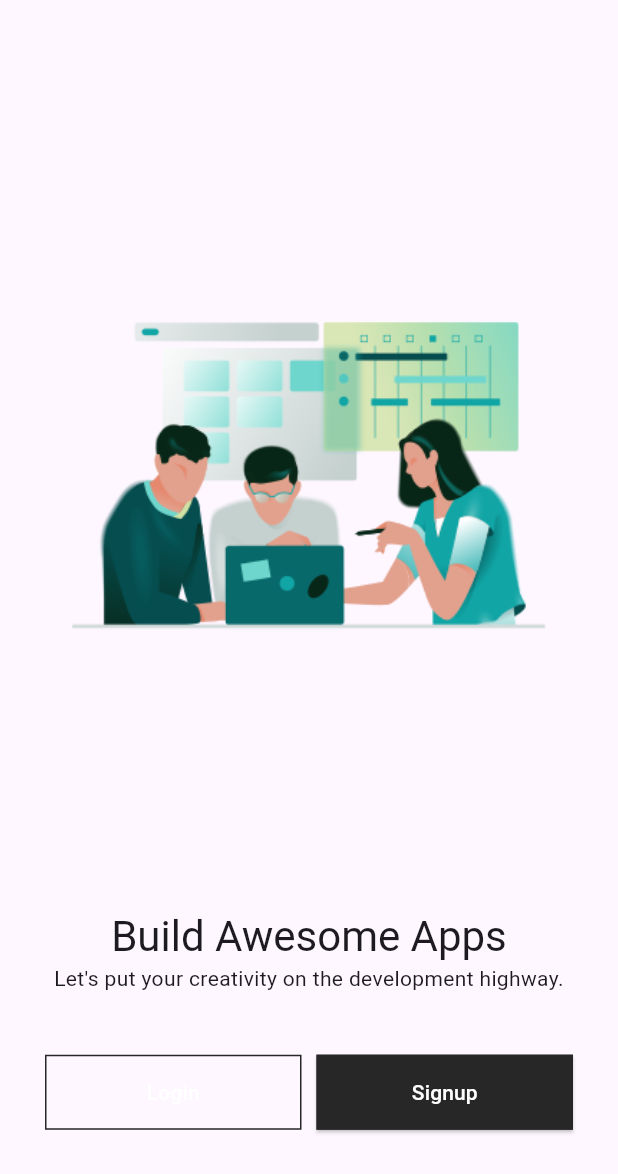
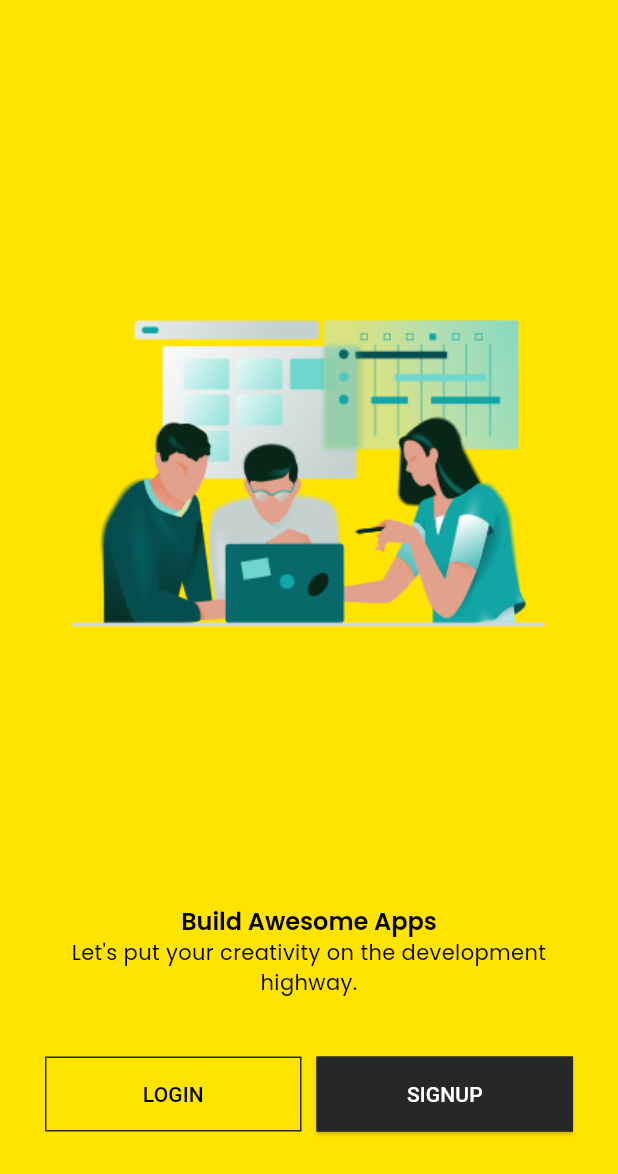
Before and after one commit to ThePayRoll-developer/the-payroll-app, a Flutter app: the screen it shows after launch, on a phone screen of 412 x 824 dp. Shown: the top 1174 px of the screen. Run offline on Flutter 3.47's test engine with Material 3 defaults, Android fonts, the phone set to English and light mode, and no system bars; our stand-ins replace firebase_core, get, google_fonts; accounts and stored records are empty.

```diff
--- a/PayrollProject/payroll_app/lib/src/constants/image_strings.dart
+++ b/PayrollProject/payroll_app/lib/src/constants/image_strings.dart
@@ -7,3 +7,6 @@ const String tSplashImage = "assets/images/splash_images/splash-screen-image.png
 // -- Welcome Screen Images
 // -- also used in Login & SignUp
 const String tWelcomeScreenImage = "assets/images/welcome_images/welcome-screen-image.png";
+
+// -- Login & SignUp Images
+const String tGoogleLogoImage = "assets/images/logo/google-logo.png";
--- a/PayrollProject/payroll_app/lib/src/constants/sizes.dart
+++ b/PayrollProject/payroll_app/lib/src/constants/sizes.dart
@@ -7,3 +7,8 @@ const tDefaultSize = 30.0;
 const tSplashContainerSize = 30.0;
 const tButtonHeight = 15.0;
 const tFormHeight = 30.0;
+
+
+// Dashboard
+const tDashboardPadding = 20.0;
+const tDashboardCardPadding = 10.0;
--- a/PayrollProject/payroll_app/lib/src/features/authentication/screens/welcome/welcome_screen.dart
+++ b/PayrollProject/payroll_app/lib/src/features/authentication/screens/welcome/welcome_screen.dart
@@ -1,18 +1,26 @@
 import 'package:flutter/cupertino.dart';
 import 'package:flutter/material.dart';
 import 'package:flutter/widgets.dart';
+import 'package:get/get.dart';
 import 'package:payroll_app/src/constants/colors.dart';
 import 'package:payroll_app/src/constants/image_strings.dart';
 import 'package:payroll_app/src/constants/sizes.dart';
 import 'package:payroll_app/src/constants/text_strings.dart';
+import 'package:payroll_app/src/features/authentication/screens/login/login_screen.dart';
+import 'package:payroll_app/src/features/authentication/screens/signup/signup_screen.dart';
 
 class WelcomeScreen extends StatelessWidget {
   const WelcomeScreen({super.key});
 
   @override
   Widget build(BuildContext context) {
-    var height = MediaQuery.of(context).size.height;
+    var mediaQuery =MediaQuery.of(context);
+    var height = mediaQuery.size.height;
+    var brightness = mediaQuery.platformBrightness;
+    final isDarkMode = brightness == Brightness.dark;
     return Scaffold(
+      // backgroundColor: tPrimaryColor,
+      backgroundColor: isDarkMode ? tSecondaryColor : tPrimaryColor,
       body: Container(
         padding: EdgeInsets.all(tDefaultSize),
         child: Column(
@@ -39,14 +47,10 @@ class WelcomeScreen extends StatelessWidget {
               children: [
                 Expanded(
                   child: OutlinedButton(
-                    onPressed: () {},
-                    style: OutlinedButton.styleFrom(
-                      shape: RoundedRectangleBorder(),
-                      foregroundColor: tWhiteColor,
-                      side: BorderSide(color: tSecondaryColor),
-                      padding: EdgeInsets.symmetric(vertical: tButtonHeight)
-                    ),
-                    child: Text(tLogin),
+                    onPressed: () {
+                      Get.to(()=> const LoginScreen());
+                    },
+                    child: Text(tLogin.toUpperCase()),
                   ),
                 ),
                 const SizedBox(
@@ -54,15 +58,10 @@ class WelcomeScreen extends StatelessWidget {
                 ),
                 Expanded(
                   child: ElevatedButton(
-                    onPressed: () {},
-                    style: ElevatedButton.styleFrom(
-                        shape: RoundedRectangleBorder(),
-                        foregroundColor: tWhiteColor,
-                        backgroundColor: tSecondaryColor,
-                        side: BorderSide(color: tSecondaryColor),
-                        padding: EdgeInsets.symmetric(vertical: tButtonHeight)
-                    ),
-                    child: Text(tSignup),
+                    onPressed: () {
+                      Get.to(()=> SignUpScreen());
+                    },
+                    child: Text(tSignup.toUpperCase()),
                   ),
                 ),
               ],
--- a/PayrollProject/payroll_app/lib/src/utils/theme/theme.dart
+++ b/PayrollProject/payroll_app/lib/src/utils/theme/theme.dart
@@ -1,30 +1,24 @@
 import 'package:flutter/material.dart';
 import 'package:google_fonts/google_fonts.dart';
+import 'package:payroll_app/src/utils/theme/widget_theme/elevated_button_theme.dart';
+import 'package:payroll_app/src/utils/theme/widget_theme/outlined_button_theme.dart';
+import 'package:payroll_app/src/utils/theme/widget_theme/text_formfield_theme.dart';
+import 'package:payroll_app/src/utils/theme/widget_theme/text_theme.dart';
 
 class TAppTheme{
   TAppTheme._();
   static ThemeData lightTheme = ThemeData(
     brightness: Brightness.light,
-    textTheme: TextTheme(
-      displayMedium: GoogleFonts.montserrat(
-        color: Colors.black87,
-      ),
-      titleSmall: GoogleFonts.poppins(
-        color: Colors.black54,
-        fontSize:24,
-      ),
-    ),
+    textTheme: TTextTheme.lightTextTheme,
+    outlinedButtonTheme: TOutlinedButtonTheme.lightOutlinedButtonTheme,
+    elevatedButtonTheme: TElevatedButtonTheme.lightElevatedButtonTheme,
+    inputDecorationTheme: TTextFormFieldTheme.lightInputDecorationTheme,
   );
   static ThemeData darkTheme = ThemeData(
     brightness: Brightness.dark,
-    textTheme: TextTheme(
-      displayMedium: GoogleFonts.montserrat(
-        color: Colors.white70,
-      ),
-      titleSmall: GoogleFonts.poppins(
-        color: Colors.white60,
-        fontSize:24,
-      ),
-    ),
+    textTheme: TTextTheme.darkTextTheme,
+    outlinedButtonTheme: TOutlinedButtonTheme.darkOutlinedButtonTheme,
+    elevatedButtonTheme: TElevatedButtonTheme.darkElevatedButtonTheme,
+    inputDecorationTheme: TTextFormFieldTheme.darkInputDecorationTheme,
   );
 }
--- /dev/null
+++ b/PayrollProject/payroll_app/lib/src/utils/theme/widget_theme/elevated_button_theme.dart
@@ -0,0 +1,30 @@
+
+
+import 'package:flutter/material.dart';
+import 'package:payroll_app/src/constants/colors.dart';
+import 'package:payroll_app/src/constants/sizes.dart';
+
+class TElevatedButtonTheme{
+  TElevatedButtonTheme._();
+
+
+  static final lightElevatedButtonTheme = ElevatedButtonThemeData(
+    style: ElevatedButton.styleFrom(
+        shape: RoundedRectangleBorder(),
+        foregroundColor: tWhiteColor,
+        backgroundColor: tSecondaryColor,
+        side: BorderSide(color: tSecondaryColor),
+        padding: EdgeInsets.symmetric(vertical: tButtonHeight)
+    ),
+  );
+  static final darkElevatedButtonTheme = ElevatedButtonThemeData(
+    style: ElevatedButton.styleFrom(
+        shape: RoundedRectangleBorder(),
+        foregroundColor: tSecondaryColor,
+        backgroundColor: tWhiteColor,
+        side: BorderSide(color: tSecondaryColor),
+        padding: EdgeInsets.symmetric(vertical: tButtonHeight)
+    ),
+  );
+
+}
--- /dev/null
+++ b/PayrollProject/payroll_app/lib/src/utils/theme/widget_theme/outlined_button_theme.dart
@@ -0,0 +1,25 @@
+
+import 'package:flutter/material.dart';
+import 'package:payroll_app/src/constants/colors.dart';
+import 'package:payroll_app/src/constants/sizes.dart';
+
+class TOutlinedButtonTheme{
+  TOutlinedButtonTheme._();
+
+  static final lightOutlinedButtonTheme = OutlinedButtonThemeData(
+    style: OutlinedButton.styleFrom(
+        shape: RoundedRectangleBorder(),
+        foregroundColor: tDarkColor,
+        side: BorderSide(color: tSecondaryColor),
+        padding: EdgeInsets.symmetric(vertical: tButtonHeight)
+    ),
+  );
+  static final darkOutlinedButtonTheme = OutlinedButtonThemeData(
+    style: OutlinedButton.styleFrom(
+        shape: RoundedRectangleBorder(),
+        foregroundColor: tWhiteColor,
+        side: BorderSide(color: tWhiteColor),
+        padding: EdgeInsets.symmetric(vertical: tButtonHeight)
+    ),
+  );
+}
--- /dev/null
+++ b/PayrollProject/payroll_app/lib/src/utils/theme/widget_theme/text_formfield_theme.dart
@@ -0,0 +1,25 @@
+import 'package:flutter/material.dart';
+import 'package:payroll_app/src/constants/colors.dart';
+
+class TTextFormFieldTheme {
+  TTextFormFieldTheme._();
+
+  static InputDecorationTheme lightInputDecorationTheme =
+      const InputDecorationTheme(
+    border: OutlineInputBorder(),
+    prefixIconColor: tSecondaryColor,
+    floatingLabelStyle: TextStyle(color: tSecondaryColor),
+    focusedBorder: OutlineInputBorder(
+      borderSide: BorderSide(width: 2, color: tSecondaryColor),
+    ),
+  );
+  static InputDecorationTheme darkInputDecorationTheme =
+      const InputDecorationTheme(
+    border: OutlineInputBorder(),
+    prefixIconColor: tPrimaryColor,
+    floatingLabelStyle: TextStyle(color: tPrimaryColor),
+    focusedBorder: OutlineInputBorder(
+      borderSide: BorderSide(width: 2, color: tPrimaryColor),
+    ),
+  );
+}
--- /dev/null
+++ b/PayrollProject/payroll_app/lib/src/utils/theme/widget_theme/text_theme.dart
@@ -0,0 +1,31 @@
+
+
+import 'package:flutter/material.dart';
+import 'package:google_fonts/google_fonts.dart';
+import 'package:payroll_app/src/constants/colors.dart';
+
+class TTextTheme{
+TTextTheme._(); // to avoid creating instance
+
+
+static TextTheme lightTextTheme = TextTheme(
+  displayLarge: GoogleFonts.montserrat(fontSize:28.0, fontWeight:FontWeight.bold,color:tDarkColor),
+  displayMedium: GoogleFonts.montserrat(fontSize:24.0, fontWeight:FontWeight.w700,color:tDarkColor),
+  displaySmall: GoogleFonts.poppins(fontSize:24.0, fontWeight:FontWeight.w700,color:tDarkColor),
+  headlineMedium: GoogleFonts.poppins(fontSize:16.0, fontWeight:FontWeight.w600,color:tDarkColor),
+  titleLarge: GoogleFonts.poppins(fontSize:14.0, fontWeight:FontWeight.w600,color:tDarkColor),
+  bodyLarge: GoogleFonts.poppins(fontSize:14.0, fontWeight:FontWeight.normal,color:tDarkColor),
+  bodyMedium: GoogleFonts.poppins(fontSize:14.0, fontWeight:FontWeight.normal,color:tDarkColor),
+);
+
+static TextTheme darkTextTheme = TextTheme(
+  displayLarge: GoogleFonts.montserrat(fontSize:28.0, fontWeight:FontWeight.bold,color:tWhiteColor),
+  displayMedium: GoogleFonts.montserrat(fontSize:24.0, fontWeight:FontWeight.w700,color:tWhiteColor),
+  displaySmall: GoogleFonts.poppins(fontSize:24.0, fontWeight:FontWeight.w700,color:tWhiteColor),
+  headlineMedium: GoogleFonts.poppins(fontSize:16.0, fontWeight:FontWeight.w600,color:tWhiteColor),
+  titleLarge: GoogleFonts.poppins(fontSize:14.0, fontWeight:FontWeight.w600,color:tWhiteColor),
+  bodyLarge: GoogleFonts.poppins(fontSize:14.0, fontWeight:FontWeight.normal,color:tWhiteColor),
+  bodyMedium: GoogleFonts.poppins(fontSize:14.0, fontWeight:FontWeight.normal,color:tWhiteColor),
+);
+
+}
--- a/PayrollProject/payroll_app/pubspec.yaml
+++ b/PayrollProject/payroll_app/pubspec.yaml
@@ -66,6 +66,7 @@ flutter:
      - assets/images/
      - assets/images/splash_images/
      - assets/images/welcome_images/
+     - assets/images/logo/
 #    - images/a_dot_ham.jpeg
 
   # An image asset can refer to one or more resolution-specific "variants", see
```
Also changed, not shown: PayrollProject/payroll_app/lib/src/features/authentication/screens/login/login_footer_widget.dart (added, +46 -0 lines), PayrollProject/payroll_app/lib/src/features/authentication/screens/login/login_form_widget.dart (added, +72 -0 lines), PayrollProject/payroll_app/lib/src/features/authentication/screens/login/login_header_widget.dart (added, +41 -0 lines), PayrollProject/payroll_app/lib/src/features/authentication/screens/login/login_screen.dart (added, +35 -0 lines), PayrollProject/payroll_app/lib/src/features/authentication/screens/signup/form_header_widget.dart (added, +38 -0 lines), PayrollProject/payroll_app/lib/src/features/authentication/screens/signup/signup_footer_widget.dart (added, +45 -0 lines), PayrollProject/payroll_app/lib/src/features/authentication/screens/signup/signup_form_widget.dart (added, +52 -0 lines), PayrollProject/payroll_app/lib/src/features/authentication/screens/signup/signup_screen.dart (added, +37 -0 lines), PayrollProject/payroll_app/lib/src/features/core/screens/dashboard/dashboard.dart (added, +24 -0 lines), PayrollProject/payroll_app/assets/images/logo/google-logo.png (added).
